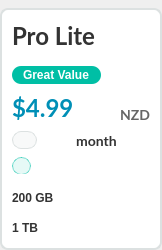
This is src/MEGASync/gui/macx/PlanWidget.ui in meganz/MEGAsync as Qt 5 draws it before an edit. The edited form follows.
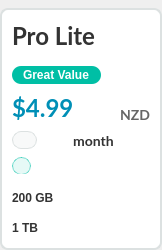
This is the edited form. Icons and pictures are not drawn.

Commit message: Reduce spacing to accomodate large strings

Patch:
```diff
--- a/src/MEGASync/gui/macx/PlanWidget.ui
+++ b/src/MEGASync/gui/macx/PlanWidget.ui
@@ -523,6 +523,9 @@
                </size>
               </property>
               <layout class="QHBoxLayout" name="horizontalLayout_7">
+               <property name="spacing">
+                <number>0</number>
+               </property>
                <property name="leftMargin">
                 <number>0</number>
                </property>
```
The commit also changes 2 other files.
